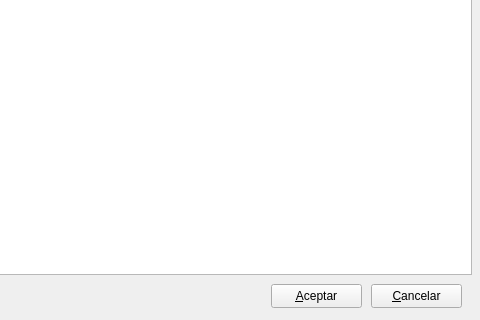
Qt form Busquedas/frmbuscarcliente.ui (arcnexus/RedFoX) before a commit; both pictures show x 289 to 769 and y 96 to 416 of the 769 by 416 pixel window.
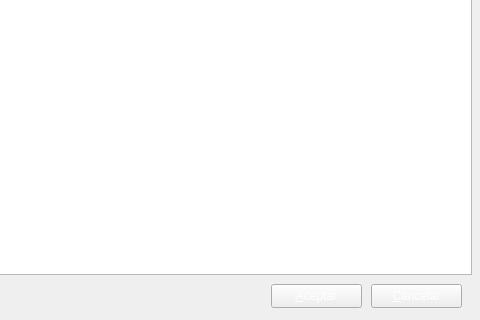
The same form after that commit. Icons and pictures are not drawn.

Commit message: Color Botones formularios - otros cambios menores -

What changed in the file:
```diff
--- a/Busquedas/frmbuscarcliente.ui
+++ b/Busquedas/frmbuscarcliente.ui
@@ -91,6 +91,10 @@
      <height>24</height>
     </rect>
    </property>
+   <property name="styleSheet">
+    <string notr="true">QPushButton:disabled{color: 0; }
+QPushButton:enabled{color: rgb(255,255,255); }</string>
+   </property>
    <property name="text">
     <string>&amp;Aceptar</string>
    </property>
@@ -104,6 +108,10 @@
      <height>24</height>
     </rect>
    </property>
+   <property name="styleSheet">
+    <string notr="true">QPushButton:disabled{color: 0; }
+QPushButton:enabled{color: rgb(255,255,255); }</string>
+   </property>
    <property name="text">
     <string>&amp;Cancelar</string>
    </property>
```
Left out of the diff: 4 changed lines with no effect on the pictures. The commit also changes 25 other files.
